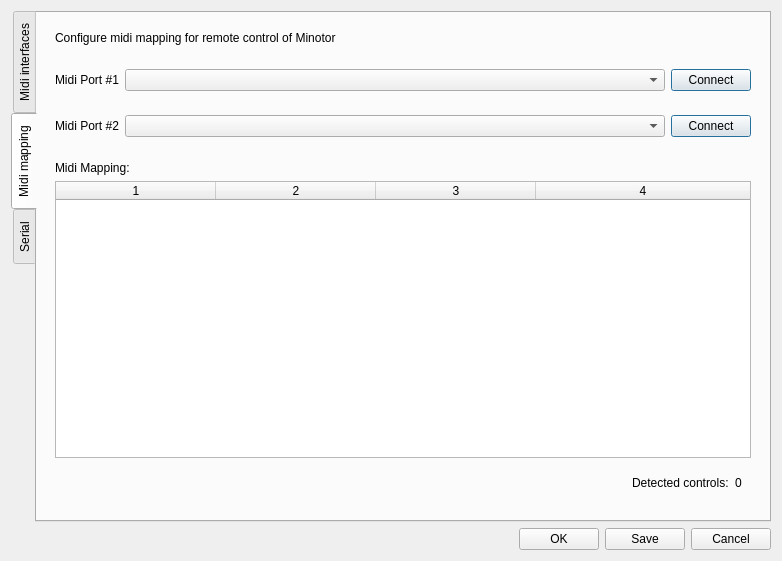
This is configdialog.ui in minotor-org/minotor as Qt 5 draws it before an edit. The edited form follows.
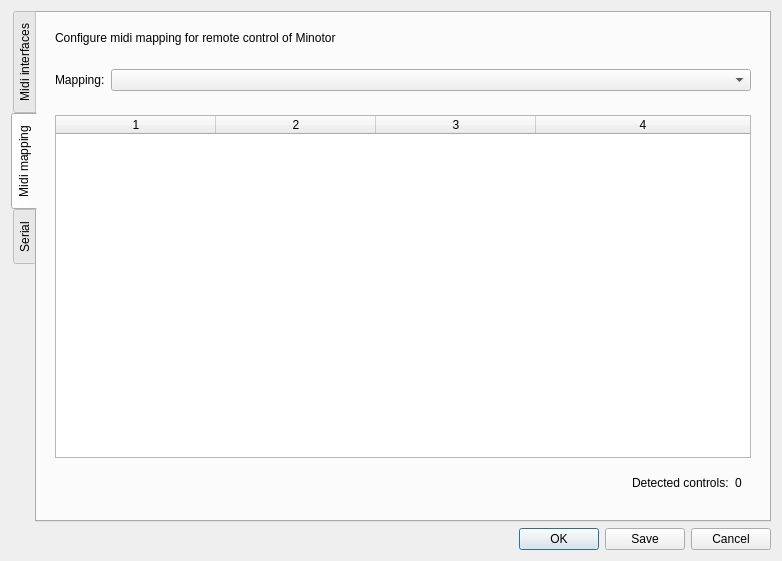
This is the edited form. The open tabs and pages were chosen to show the change.

Commit message: ConfigDialog: remove old MIDI connection widgets

What changed in the file:
```diff
--- a/configdialog.ui
+++ b/configdialog.ui
@@ -79,7 +79,7 @@
             <item>
              <widget class="QLabel" name="lMidi_1">
               <property name="text">
-               <string>Midi Port #1</string>
+               <string>Mapping:</string>
               </property>
              </widget>
             </item>
@@ -90,55 +90,6 @@
                 <horstretch>0</horstretch>
                 <verstretch>0</verstretch>
                </sizepolicy>
-              </property>
-             </widget>
-            </item>
-            <item>
-             <widget class="QPushButton" name="pbMidiConnect_1">
-              <property name="text">
-               <string>Connect</string>
-              </property>
-              <property name="checkable">
-               <bool>true</bool>
-              </property>
-              <property name="default">
-               <bool>true</bool>
-              </property>
-             </widget>
-            </item>
-           </layout>
-          </widget>
-         </item>
-         <item>
-          <widget class="QWidget" name="widget_7" native="true">
-           <layout class="QHBoxLayout" name="horizontalLayout_5">
-            <item>
-             <widget class="QLabel" name="lMidi_2">
-              <property name="text">
-               <string>Midi Port #2</string>
-              </property>
-             </widget>
-            </item>
-            <item>
-             <widget class="QComboBox" name="cbMidiPort_2">
-              <property name="sizePolicy">
-               <sizepolicy hsizetype="MinimumExpanding" vsizetype="Fixed">
-                <horstretch>0</horstretch>
-                <verstretch>0</verstretch>
-               </sizepolicy>
-              </property>
-             </widget>
-            </item>
-            <item>
-             <widget class="QPushButton" name="pbMidiConnect_2">
-              <property name="text">
-               <string>Connect</string>
-              </property>
-              <property name="checkable">
-               <bool>true</bool>
-              </property>
-              <property name="default">
-               <bool>true</bool>
               </property>
              </widget>
             </item>
@@ -148,13 +99,6 @@
          <item>
           <widget class="QWidget" name="widget_2" native="true">
            <layout class="QVBoxLayout" name="verticalLayout_3">
-            <item>
-             <widget class="QLabel" name="label">
-              <property name="text">
-               <string>Midi Mapping:</string>
-              </property>
-             </widget>
-            </item>
             <item>
              <widget class="QTableWidget" name="tableMidiMapping">
               <property name="columnCount">
```
Left out of the diff: 6 changed lines with no effect on the pictures. The commit also changes 2 other files.
